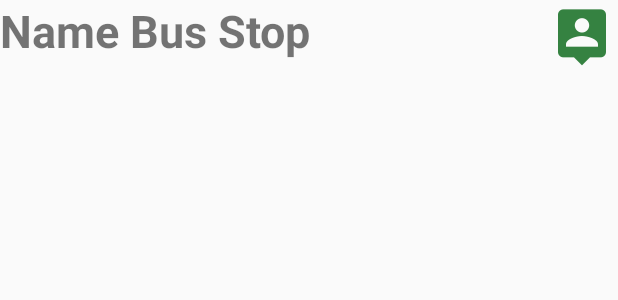
After one commit to siriwimondao/AlertBusStop-20April-Toei, an Android app: the layout my_listview.xml on its own in the app's theme, with its tools: preview values and no code run, on a phone screen of 412 x 824 dp. The commit adds this screen. Shown: the top 300 px of the screen. Run offline under Robolectric (Android 15) with nearby library versions, the phone set to English and light mode, and no system bars.

Commit message:
ListView OK

```diff
--- /dev/null
+++ b/app/src/main/res/layout/my_listview.xml
@@ -0,0 +1,22 @@
+<?xml version="1.0" encoding="utf-8"?>
+<LinearLayout xmlns:android="http://schemas.android.com/apk/res/android"
+    android:layout_width="match_parent"
+    android:layout_height="wrap_content"
+    android:orientation="horizontal">
+
+    <TextView
+        android:id="@+id/txtNameBus"
+        android:textStyle="bold"
+        android:textSize="@dimen/h1"
+        android:text="Name Bus Stop"
+        android:layout_width="wrap_content"
+        android:layout_height="wrap_content" />
+
+    <ImageView
+        android:id="@+id/imvIcon"
+        android:scaleType="fitEnd"
+        android:src="@mipmap/ic_bus"
+        android:layout_width="match_parent"
+        android:layout_height="wrap_content" />
+
+</LinearLayout>
--- a/app/src/main/res/values/dimens.xml
+++ b/app/src/main/res/values/dimens.xml
@@ -2,4 +2,5 @@
     <!-- Default screen margins, per the Android Design guidelines. -->
     <dimen name="activity_horizontal_margin">16dp</dimen>
     <dimen name="activity_vertical_margin">16dp</dimen>
+    <dimen name="h1">30sp</dimen>
 </resources>
```
Also changed, not shown: app/src/main/java/rsu/siriwimon/pakdeeporn/alertbusstop/MainActivity.java (+9 -4 lines), app/src/main/java/rsu/siriwimon/pakdeeporn/alertbusstop/MyAdapter.java (+20 -2 lines), app/src/main/ic_bus-web.png (added), app/src/main/ic_destination-web.png (added), app/src/main/res/mipmap-hdpi/ic_bus.png (added), app/src/main/res/mipmap-hdpi/ic_destination.png (added), app/src/main/res/mipmap-mdpi/ic_bus.png (added), app/src/main/res/mipmap-mdpi/ic_destination.png (added), app/src/main/res/mipmap-xhdpi/ic_bus.png (added), app/src/main/res/mipmap-xhdpi/ic_destination.png (added), app/src/main/res/mipmap-xxhdpi/ic_bus.png (added), app/src/main/res/mipmap-xxhdpi/ic_destination.png (added), app/src/main/res/mipmap-xxxhdpi/ic_bus.png (added), app/src/main/res/mipmap-xxxhdpi/ic_destination.png (added).
